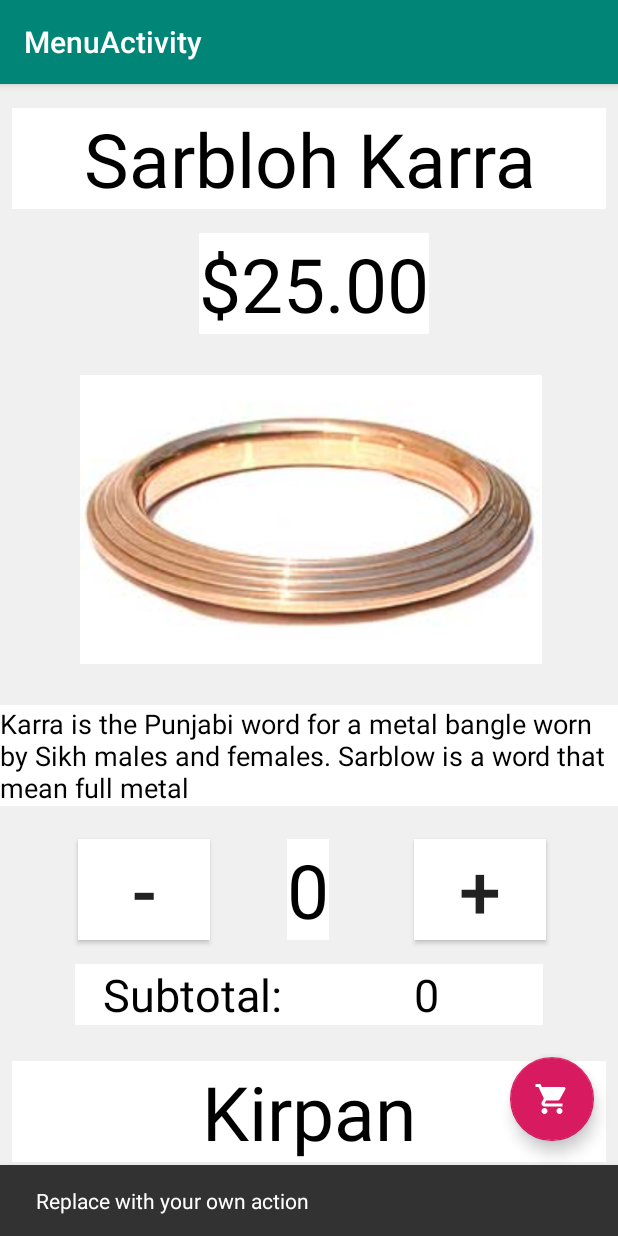
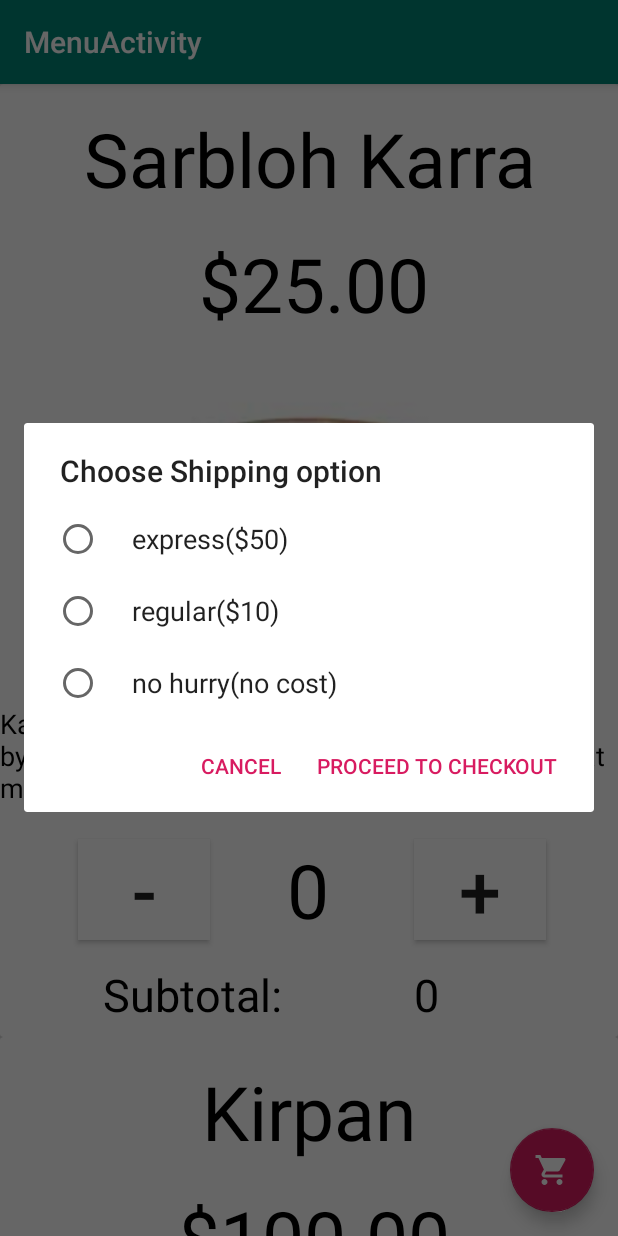
Before and after one commit to JassMTL/SinghNicerShop, an Android app: the MenuActivity screen opened directly, with no data from a screen before it, after a tap on an icon or button, on a phone screen of 412 x 824 dp. Run offline under Robolectric (Android 15) with nearby library versions, the phone set to English and light mode, and no system bars.

Commit message:
made progress too tired to think of a correct message

```diff
--- a/app/src/main/java/com/example/singhnicershop/CheckoutActivity.java
+++ b/app/src/main/java/com/example/singhnicershop/CheckoutActivity.java
@@ -1,5 +1,6 @@
 package com.example.singhnicershop;
 
+import android.content.Intent;
 import android.support.v7.app.AppCompatActivity;
 import android.os.Bundle;
 
@@ -9,5 +10,10 @@ public class CheckoutActivity extends AppCompatActivity {
     protected void onCreate(Bundle savedInstanceState) {
         super.onCreate(savedInstanceState);
         setContentView(R.layout.activity_checkout);
+
+        Intent intent = getIntent();
+
+        intent.getStringExtra(MenuActivity.SUBTOTALTAG);
+        intent.getStringExtra(MenuActivity.SUBTOTALTAG);
     }
 }
--- a/app/src/main/java/com/example/singhnicershop/MenuActivity.java
+++ b/app/src/main/java/com/example/singhnicershop/MenuActivity.java
@@ -1,23 +1,32 @@
 package com.example.singhnicershop;
 
+import android.content.DialogInterface;
+import android.content.Intent;
+import android.nfc.Tag;
 import android.os.Bundle;
 import android.support.design.widget.FloatingActionButton;
 import android.support.design.widget.Snackbar;
+import android.support.v7.app.AlertDialog;
 import android.support.v7.app.AppCompatActivity;
 import android.support.v7.widget.LinearLayoutManager;
 import android.support.v7.widget.RecyclerView;
 import android.support.v7.widget.Toolbar;
+import android.util.Log;
 import android.view.View;
 
 import com.example.singhnicershop.model.ShoppingItems;
 
+import java.util.ArrayList;
 import java.util.LinkedList;
 
 public class MenuActivity extends AppCompatActivity {
+     static final String SUBTOTALTAG = "com.example.android.singhnicershop.SUBTOTOTAL";
+     static final String SHIPPINGTAG = "com.example.android.singhnicershop.SHIPPING";
 
     private final LinkedList<ShoppingItems> mList = new LinkedList<>();
     private RecyclerView mRecyclerView;
     private ProductAdapter mAdapter;
+    int shippingCost = 0;
     @Override
     protected void onCreate(Bundle savedInstanceState) {
         super.onCreate(savedInstanceState);
@@ -25,12 +34,47 @@ public class MenuActivity extends AppCompatActivity {
         Toolbar toolbar = findViewById(R.id.toolbar);
         setSupportActionBar(toolbar);
 
+
         FloatingActionButton fab = findViewById(R.id.fab);
         fab.setOnClickListener(new View.OnClickListener() {
             @Override
             public void onClick(View view) {
-                Snackbar.make(view, "Replace with your own action", Snackbar.LENGTH_LONG)
-                        .setAction("Action", null).show();
+                final String [] options = {"express($50)","regular($10)","no hurry(no cost)"};
+                AlertDialog.Builder builder = new AlertDialog.Builder(MenuActivity.this);
+                builder.setTitle("Choose Shipping option");
+
+                int checkedItem = -1;
+
+                builder.setSingleChoiceItems(options, checkedItem, new DialogInterface.OnClickListener() {
+                    @Override
+                    public void onClick(DialogInterface dialog, int position) {
+                        switch (position){
+                            case 0: shippingCost += 50;
+                            break;
+                            case 1: shippingCost += 50;
+                            break;
+                            case 2: shippingCost += 50;
+                            break;
+
+                        }
+                    }
+                });
+                builder.setPositiveButton("Proceed to checkout", new DialogInterface.OnClickListener() {
+                    @Override
+                    public void onClick(DialogInterface dialog, int position) {
+                        gotoCheckout();
+                    }
+                });
+
+                builder.setNegativeButton("Cancel", new DialogInterface.OnClickListener() {
+                    @Override
+                    public void onClick(DialogInterface dialog, int position) {
+                        shippingCost = 0;
+                    }
+                });
+                AlertDialog alert = builder.create();
+                alert.show();
+
             }
         });
 
@@ -60,9 +104,10 @@ public class MenuActivity extends AppCompatActivity {
         };
 
         String quantity = getResources().getString(R.string.defaultNum);
+        String subtotal = getResources().getString(R.string.defaultNum);
 
         for(int i = 0; i < title.length;i++){
-            mList.add(new ShoppingItems(title[i],description[i],price[i],image[i],quantity));
+            mList.add(new ShoppingItems(title[i],description[i],price[i],image[i],quantity,subtotal));
         }
 
 
@@ -77,4 +122,46 @@ public class MenuActivity extends AppCompatActivity {
 
     }
 
+    public  void gotoCheckout(){
+        int totalSubtotal = 0;
+        for (int i = 0; i < mList.size();i++){
+            totalSubtotal += Double.parseDouble(mList.get(i).getSubtotal());
+        }
+        Intent intent = new Intent(this, CheckoutActivity.class);
+        intent.putExtra(SHIPPINGTAG, shippingCost);
+        intent.putExtra(SUBTOTALTAG, totalSubtotal);
+        startActivity(intent);
+    }
+
+    protected void onCreateOptionsMenu(Bundle savedInstanceState) {
+
+    }
+    protected void onSaveInstanceState(Bundle savedInstanceState) {
+
+        super.onSaveInstanceState(savedInstanceState);
+        ArrayList<String> test = new ArrayList<>();
+        for(int i = 0; i < 3; i++){
+            test.add(mList.get(i).getQuantity());
+            test.add(mList.get(i).getSubtotal());
+        }
+
+        savedInstanceState.putStringArrayList("Array",test);
+    }
+
+    protected void onRestoreInstanceState(Bundle savedInstanceState){
+        super.onRestoreInstanceState(savedInstanceState);
+        ArrayList<String> test = savedInstanceState.getStringArrayList("Array");
+
+        Log.d("Checker",test.get(0));
+
+        for(int i = 0,j = 0; i < 3; i++,j+=2){
+            mList.get(i).setQuantity(test.get(j));
+
+        }
+        for(int i = 0,j = 1; i < 3; i++,j+=2){
+            mList.get(i).setSubtotal(test.get(j));
+
+        }
+    }
+
 }
--- a/app/src/main/java/com/example/singhnicershop/ProductAdapter.java
+++ b/app/src/main/java/com/example/singhnicershop/ProductAdapter.java
@@ -1,11 +1,15 @@
 package com.example.singhnicershop;
 
 import android.content.Context;
+import android.nfc.Tag;
 import android.support.annotation.NonNull;
+import android.support.v7.widget.CardView;
 import android.support.v7.widget.RecyclerView;
+import android.util.Log;
 import android.view.LayoutInflater;
 import android.view.View;
 import android.view.ViewGroup;
+import android.widget.Button;
 import android.widget.ImageView;
 import android.widget.TextView;
 
@@ -17,6 +21,7 @@ public class ProductAdapter extends RecyclerView.Adapter<ProductAdapter.ProductV
     @NonNull
     private LayoutInflater mInflater;
     private final LinkedList<ShoppingItems> mdata;
+    private static final String TAG = "com.example.android.singhnicershop";
 
     public ProductAdapter(Context context, LinkedList<ShoppingItems> list) {
             mInflater = LayoutInflater.from(context);
@@ -39,6 +44,7 @@ public class ProductAdapter extends RecyclerView.Adapter<ProductAdapter.ProductV
         holder.description_textView.setText(mCurrent.getDescription());
         holder.price_textView.setText(mCurrent.getPrice());
         holder.quantity_textView.setText(mCurrent.getQuantity());
+        holder.subtotal_textView.setText(mCurrent.getSubtotal());
     }
 
     //return the size of the data
@@ -56,24 +62,61 @@ public class ProductAdapter extends RecyclerView.Adapter<ProductAdapter.ProductV
         TextView description_textView;
         TextView quantity_textView;
         ImageView image;
+        TextView subtotal_textView;
+        Button increase;
+        Button decrease;
+        CardView cardView;
         int mPosition = getLayoutPosition();
         //String element = mdata.get(mPosition);
 
         public ProductViewHolder(@NonNull View itemView, ProductAdapter adapter) {
             super(itemView);
+            this.mAdapter = adapter;
+
+            cardView = itemView.findViewById(R.id.cardView);
+
             title_textView = itemView.findViewById(R.id.title_textview);
             price_textView = itemView.findViewById(R.id.price_textview);
             description_textView = itemView.findViewById(R.id.description);
             quantity_textView = itemView.findViewById(R.id.amount);
             image = itemView.findViewById(R.id.pictureView);
+            subtotal_textView = itemView.findViewById(R.id.subtotal);
 
-            this.mAdapter = adapter;
+            increase = itemView.findViewById(R.id.increaseButton);
+            decrease = itemView.findViewById(R.id.decreaseButton);
+
+
+
+            increase.setOnClickListener(this);
+            decrease.setOnClickListener(this);
             //itemView.setOnClickListener(this);
         }
 
         @Override
         public void onClick(View v) {
 
+            int position = getLayoutPosition();
+            ShoppingItems sample = mdata.get(position);
+            int quantity = Integer.parseInt(sample.getQuantity());
+            double price = Double.parseDouble(sample.getPrice().substring(1));
+
+            switch (v.getId()){
+                case R.id.increaseButton:
+                    quantity++;
+                    Log.d(TAG,"Increased pressed");
+                    break;
+                case R.id.decreaseButton:
+                    if(quantity > 0)
+                        quantity--;
+                    Log.d(TAG,"Decrease pressed");
+                    break;
+            }
+
+            double subtotal = quantity*price;
+            sample.setQuantity(""+quantity);
+            sample.setSubtotal(""+subtotal);
+            mAdapter.notifyDataSetChanged();
+
         }
     }
 }
--- a/app/src/main/java/com/example/singhnicershop/model/ShoppingItems.java
+++ b/app/src/main/java/com/example/singhnicershop/model/ShoppingItems.java
@@ -6,17 +6,27 @@ public class ShoppingItems {
     String price;
     int image;
     String quantity;
+    String subtotal;
 
-    public ShoppingItems(String title,String description,String price,int image,String quantity){
+    public ShoppingItems(String title,String description,String price,int image,String quantity,String subtotal){
         this.title = title;
         this.description = description;
         this.price = price;
         this.image = image;
         this.quantity = quantity;
+        this.subtotal = subtotal;
     }
 
     public String getTitle() {
         return title;
+    }
+
+    public String getSubtotal() {
+        return subtotal;
+    }
+
+    public void setSubtotal(String subtotal) {
+        this.subtotal = subtotal;
     }
 
     public void setTitle(String title) {
--- a/app/src/main/res/layout/card1_content.xml
+++ b/app/src/main/res/layout/card1_content.xml
@@ -1,12 +1,16 @@
 <?xml version="1.0" encoding="utf-8"?>
 
 
-<android.support.constraint.ConstraintLayout xmlns:android="http://schemas.android.com/apk/res/android"
+<android.support.v7.widget.CardView xmlns:android="http://schemas.android.com/apk/res/android"
     xmlns:app="http://schemas.android.com/apk/res-auto"
     xmlns:tools="http://schemas.android.com/tools"
     android:layout_width="match_parent"
     android:layout_height="wrap_content"
-    android:background="#F0F0F0">
+    android:background="@android:color/background_dark"
+    android:id="@+id/cardView">
+    <android.support.constraint.ConstraintLayout
+        android:layout_width="match_parent"
+        android:layout_height="wrap_content">
 
     <Button
         android:id="@+id/decreaseButton"
@@ -14,7 +18,7 @@
         android:layout_height="wrap_content"
         android:layout_marginStart="52dp"
         android:background="@android:color/white"
-        android:onClick="decreaseKarra"
+        android:onClick="onClick"
         android:text="@string/minus"
         android:textAlignment="center"
         android:textSize="50sp"
@@ -29,7 +33,7 @@
         android:layout_marginEnd="48dp"
         android:layout_marginBottom="12dp"
         android:background="@android:color/white"
-        android:onClick="increaseKarra"
+        android:onClick="onClick"
         android:text="@string/plus"
         android:textAlignment="center"
         android:textSize="50sp"
@@ -147,6 +151,5 @@
         app:layout_constraintStart_toEndOf="@+id/strSubtotal"
         app:layout_constraintTop_toBottomOf="@+id/increaseButton"
         app:layout_constraintVertical_bias="0.0" />
-
-
-</android.support.constraint.ConstraintLayout>
+    </android.support.constraint.ConstraintLayout>
+</android.support.v7.widget.CardView>
```
Also changed, not shown: app/src/main/res/menu/menu_main.xml (added, +10 -0 lines).
